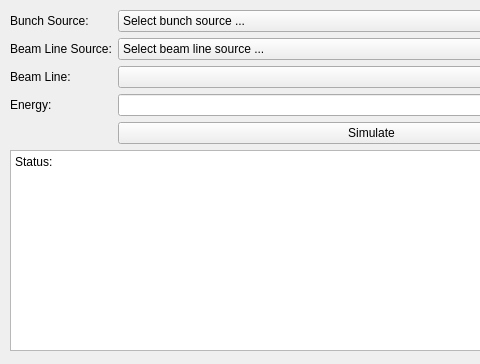
Qt form radtrack/interactions/rbele.ui (aerosadegh/radtrack) before a commit; both pictures show x 0 to 480 and y 0 to 364 of the 1043 by 364 pixel window.
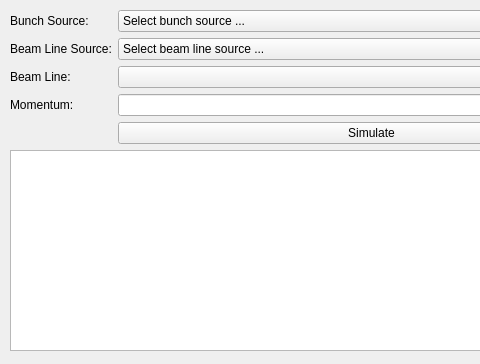
The same form after that commit.

Commit message:
More functional RbEle tab
When the user runs a simulation, a series of buttons is created with the
names of files generated by the simulation. Clicking on these buttons

What changed in the file:
```diff
--- a/radtrack/interactions/rbele.ui
+++ b/radtrack/interactions/rbele.ui
@@ -80,22 +80,12 @@
       <item row="3" column="0">
        <widget class="QLabel" name="energyLabel">
         <property name="text">
-         <string>Energy:</string>
+         <string>Momentum:</string>
         </property>
        </widget>
       </item>
       <item row="3" column="1">
-       <widget class="QLineEdit" name="energyLineEdit"/>
-      </item>
-      <item row="5" column="0" colspan="2">
-       <widget class="QPlainTextEdit" name="plainTextEdit_2">
-        <property name="readOnly">
-         <bool>true</bool>
-        </property>
-        <property name="plainText">
-         <string>Status:</string>
-        </property>
-       </widget>
+       <widget class="QLineEdit" name="momentumLineEdit"/>
       </item>
       <item row="4" column="1">
        <widget class="QPushButton" name="pushButton">
@@ -104,6 +94,9 @@
         </property>
        </widget>
       </item>
+      <item row="5" column="0" colspan="2">
+       <widget class="QTextEdit" name="textEdit_2"/>
+      </item>
      </layout>
     </item>
     <item>
```
Left out of the diff: 2 changed lines with no effect on the pictures. The commit also changes 3 other files.
